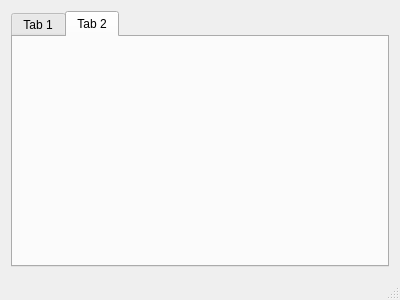
This is ui/mainwindow.ui in DexterF/QtChronos as Qt 5 draws it before an edit. The edited form follows.
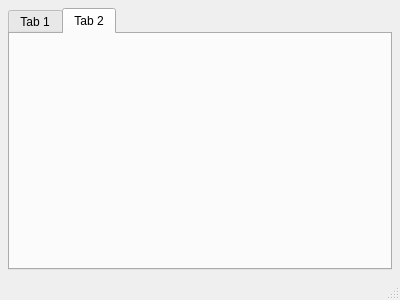
This is the edited form.

Commit message: Option window added, and kb shortcut handler template (quit)

```diff
--- a/ui/mainwindow.ui
+++ b/ui/mainwindow.ui
@@ -15,6 +15,18 @@
   </property>
   <widget class="QWidget" name="centralWidget">
    <layout class="QVBoxLayout" name="verticalLayout">
+    <property name="leftMargin">
+     <number>8</number>
+    </property>
+    <property name="topMargin">
+     <number>8</number>
+    </property>
+    <property name="rightMargin">
+     <number>8</number>
+    </property>
+    <property name="bottomMargin">
+     <number>8</number>
+    </property>
     <item>
      <widget class="QTabWidget" name="tabWidget">
       <property name="tabShape">
```
Left out of the diff: 10 changed lines with no effect on the pictures. The commit also changes 7 other files.
